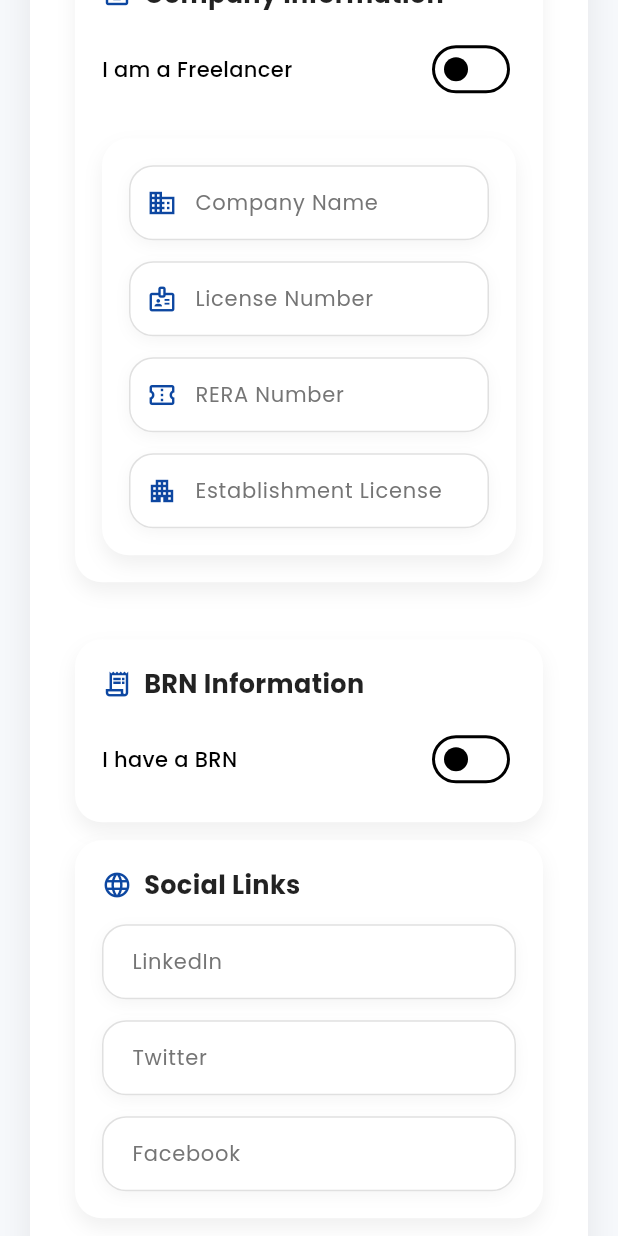
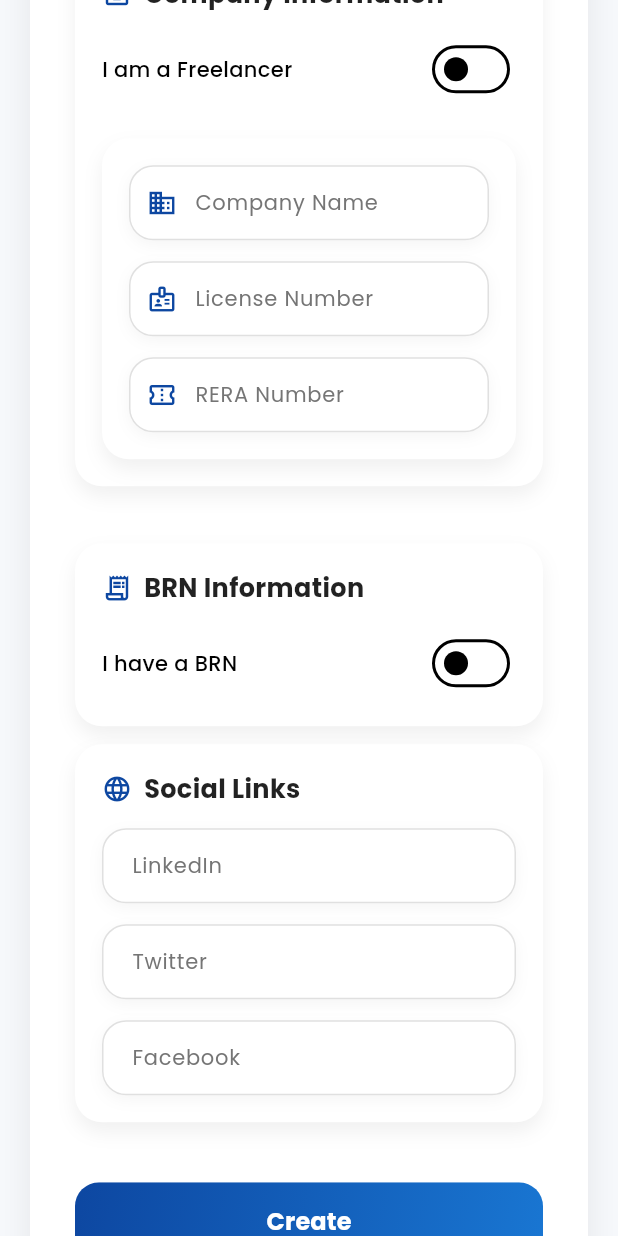
Before and after one commit to abdhmd2022/dubaibrokersconnect, a Flutter app: the BrokerSetupPage screen opened directly with empty values, scrolled down 1728 dp, on a phone screen of 412 x 824 dp. Run offline on Flutter 3.47's test engine with Material 3 defaults, Android fonts, the phone set to English and light mode, and no system bars; our stand-ins replace data_table_2, file_picker, flutter_animate, flutter_typeahead, font_awesome_flutter, google_fonts and 4 more; accounts and stored records are empty.

Commit message:
"commit v1.0"

```diff
--- a/lib/pages/brokermanagement/broker_setup_page.dart
+++ b/lib/pages/brokermanagement/broker_setup_page.dart
@@ -115,7 +115,7 @@ class _BrokerSetupPageState extends State<BrokerSetupPage> {
       "bio": bioC.text.trim(),
       "license_number": isFreelancer ? null : licenseC.text.trim(),
       "rera_number": isFreelancer ? null : reraC.text.trim(),
-      "establishment_license": isFreelancer ? null : establishC.text.trim(),
+      "establishment_license": null,
       "address": addressC.text.trim(),
       "city": cityC.text.trim(),
       "state": stateC.text.trim(),
@@ -535,13 +535,13 @@ class _BrokerSetupPageState extends State<BrokerSetupPage> {
                                     keyboardType: TextInputType.text,
                                     icon: Icons.confirmation_number_outlined,
                                   ),
-                                  const SizedBox(height: 14),
+                                  /*const SizedBox(height: 14),
                                   _buildTextField(
                                     establishC,
                                     "Establishment License",
                                     keyboardType: TextInputType.text,
                                     icon: Icons.apartment_outlined,
-                                  ),
+                                  ),*/
                                 ]),
 
                               ],
@@ -582,8 +582,8 @@ class _BrokerSetupPageState extends State<BrokerSetupPage> {
                                       _buildDateField("Issue Date", brnIssueDate, true),
                                       const SizedBox(height: 14),
                                       _buildDateField("Expiry Date", brnExpiryDate, false),
-                                      /*const SizedBox(height: 14),
-                                      _buildUploadPlaceholder("Upload BRN Card Copy"),*/
+                                      const SizedBox(height: 14),
+                                      _buildUploadPlaceholder("Upload BRN Card Copy"),
 
                                     ],
                                   )
```
